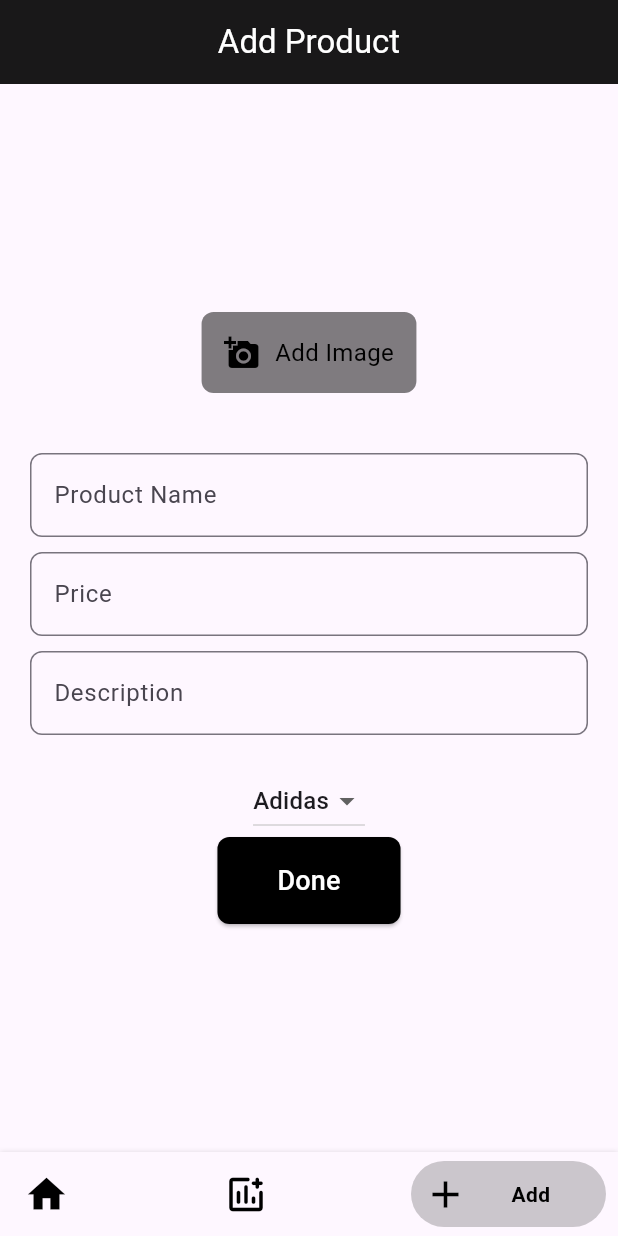
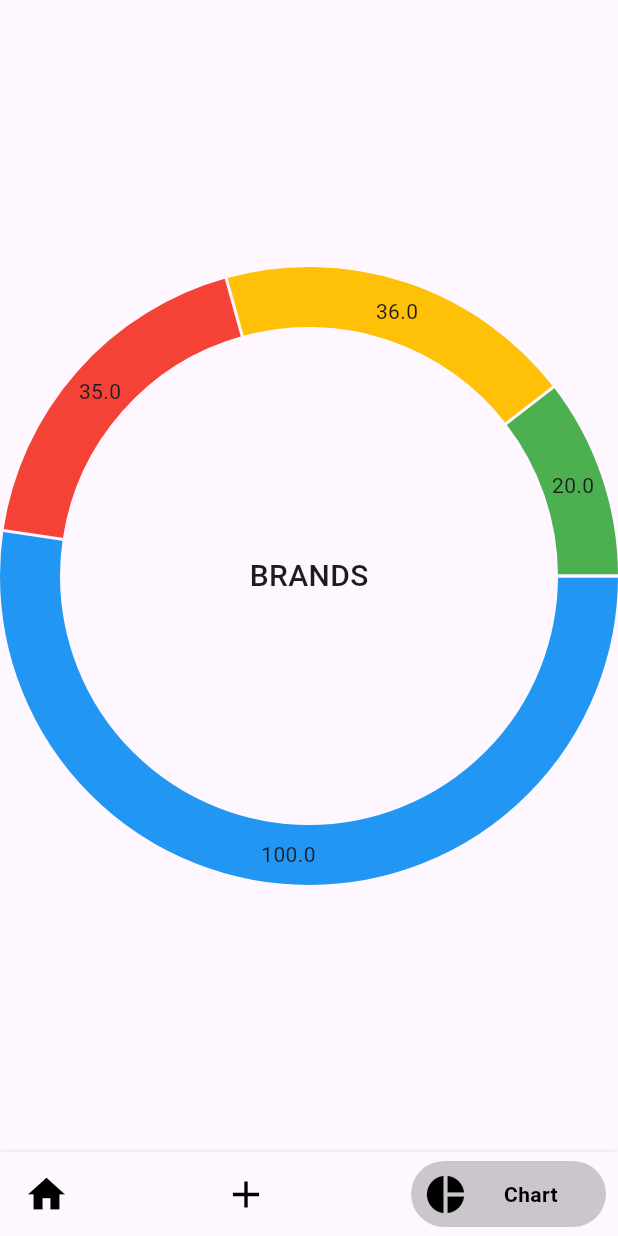
Before and after one commit to murshid-7/shoezo1, a Flutter app: the BottomNav screen opened directly, item 3 of the bottom bar chosen, on a phone screen of 412 x 824 dp. Run offline on Flutter 3.47's test engine with Material 3 defaults, Android fonts, the phone set to English and light mode, and no system bars; drawn by our look-alikes of bottom_navy_bar, fl_chart; our stand-ins replace carousel_slider, flutter_rating_bar, hive, hive_flutter, image_picker, shared_preferences; accounts and stored records are empty; network calls fail.

```diff
--- a/lib/functions/cart_functions.dart
+++ b/lib/functions/cart_functions.dart
@@ -6,9 +6,11 @@ ValueNotifier<List<CartModel>> cartListNotifier = ValueNotifier([]);
 Future<void> addShoesCart(CartModel value) async {
   final shoeDB = await Hive.openBox<CartModel>('cart');
   await shoeDB.add(value);
-  cartListNotifier.value.add(value);
+
+
   cartListNotifier.notifyListeners();
 }
+
 
 Future<void> getAllShoesCart() async {
   final shoeDB = await Hive.openBox<CartModel>('cart');
--- a/lib/main.dart
+++ b/lib/main.dart
@@ -7,6 +7,7 @@ import 'package:shoezo_app/screens/splash_screen.dart';
 // ignore: constant_identifier_names
 const save_key = 'userlogin';
 void main() async {
+  WidgetsFlutterBinding.ensureInitialized();
   await Hive.initFlutter();
   if (!Hive.isAdapterRegistered(ShoeModelAdapter().typeId)) {
     Hive.registerAdapter(ShoeModelAdapter());
--- a/lib/screens/add_product.dart
+++ b/lib/screens/add_product.dart
@@ -39,6 +39,8 @@ class _AddProductState extends State<AddProduct> {
   Widget build(BuildContext context) {
     return Scaffold(
       appBar: AppBar(
+        iconTheme: IconThemeData(color: Colors.white),
+        automaticallyImplyLeading: true,
         backgroundColor: Colors.black.withOpacity(0.9),
         foregroundColor: Colors.white,
         centerTitle: true,
--- a/lib/screens/brands/adidas.dart
+++ b/lib/screens/brands/adidas.dart
@@ -6,6 +6,7 @@ import 'package:flutter/material.dart';
 import 'package:shoezo_app/functions/product_functions.dart';
 import 'package:shoezo_app/models/shoe_model.dart';
 import 'package:shoezo_app/screens/details_screen.dart';
+import 'package:shoezo_app/widgets/bottom_nav.dart';
 
 class AdidasStore extends StatelessWidget {
   const AdidasStore({Key? key});
--- a/lib/screens/brands/puma.dart
+++ b/lib/screens/brands/puma.dart
@@ -4,6 +4,7 @@ import 'package:flutter/material.dart';
 import 'package:shoezo_app/functions/product_functions.dart';
 import 'package:shoezo_app/models/shoe_model.dart';
 import 'package:shoezo_app/screens/details_screen.dart';
+import 'package:shoezo_app/widgets/bottom_nav.dart';
 
 class PumaStore extends StatelessWidget {
   const PumaStore({Key? key});
@@ -13,6 +14,7 @@ class PumaStore extends StatelessWidget {
     getAllShoes();
     return Scaffold(
       appBar: AppBar(
+        centerTitle: true,
         automaticallyImplyLeading: true,
         backgroundColor: Colors.black.withOpacity(0.9),
         title: const Text(
--- a/lib/screens/home_page.dart
+++ b/lib/screens/home_page.dart
@@ -31,6 +31,8 @@ class _HomeScreenState extends State<HomeScreen> {
           child: Column(
         children: [
           DrawerBarTop(),
+
+
           SizedBox(height: 5),
           roundedCarousel(),
           SizedBox(height: 5),
@@ -39,6 +41,7 @@ class _HomeScreenState extends State<HomeScreen> {
             style: TextStyle(fontWeight: FontWeight.bold),
           ),
           BrandsLogo(),
+
           Expanded(
             child: ValueListenableBuilder(
               valueListenable: shoeListNotifier,
@@ -80,7 +83,7 @@ Widget buildShoeList(List<ShoeModel> shoe) {
               },
               child: Card(
                 margin: EdgeInsets.all(5),
-                color: Colors.white10,
+                color: Colors.white,
                 child: Column(
                   children: [
                     Card(
--- a/lib/screens/login_page.dart
+++ b/lib/screens/login_page.dart
@@ -4,6 +4,7 @@ import 'package:flutter/material.dart';
 import 'package:shared_preferences/shared_preferences.dart';
 import 'package:shoezo_app/main.dart';
 import 'package:shoezo_app/screens/home_page.dart';
+import 'package:shoezo_app/screens/splash_screen.dart';
 import 'package:shoezo_app/widgets/bottom_nav.dart';
 
 class LoginScreen extends StatefulWidget {
@@ -27,7 +28,7 @@ class _LoginScreenState extends State<LoginScreen> {
       await sharedpref.setBool(save_key, true);
 
       Navigator.of(ctx)
-          .pushReplacement(MaterialPageRoute(builder: (ctx) => BottomNav()));
+          .pushReplacement(MaterialPageRoute(builder: (ctx) => SplashScreen()));
     } else {
       ScaffoldMessenger.of(context).showSnackBar(const SnackBar(
         content: Text('Incorrect username or password'),
--- /dev/null
+++ b/lib/screens/pie_chart.dart
@@ -0,0 +1,27 @@
+import 'package:fl_chart/fl_chart.dart';
+import 'package:flutter/material.dart';
+
+class MyPieChart1 extends StatelessWidget {
+  const MyPieChart1({super.key});
+
+  @override
+  Widget build(BuildContext context) {
+    return SafeArea(
+      child: Stack(
+        alignment: Alignment.center,
+        children: [
+          Text(
+            'BRANDS',
+            style: TextStyle(fontSize: 20, fontWeight: FontWeight.w500),
+          ),
+          PieChart(PieChartData(sections: [
+            PieChartSectionData(value: 100, color: Colors.blue),
+            PieChartSectionData(value: 35, color: Colors.red),
+            PieChartSectionData(value: 36, color: Colors.amber),
+            PieChartSectionData(value: 20, color: Colors.green)
+          ]))
+        ],
+      ),
+    );
+  }
+}
--- a/lib/widgets/app_drawer.dart
+++ b/lib/widgets/app_drawer.dart
@@ -1,3 +1,5 @@
+// ignore_for_file: prefer_const_constructors
+
 import 'package:flutter/material.dart';
 import 'package:shared_preferences/shared_preferences.dart';
 import 'package:shoezo_app/screens/admin_page.dart';
--- a/lib/widgets/bottom_nav.dart
+++ b/lib/widgets/bottom_nav.dart
@@ -4,7 +4,7 @@ import 'package:bottom_navy_bar/bottom_navy_bar.dart';
 import 'package:flutter/material.dart';
 import 'package:shoezo_app/screens/add_product.dart';
 import 'package:shoezo_app/screens/home_page.dart';
-import 'package:shoezo_app/screens/product_chart_page.dart';
+import 'package:shoezo_app/screens/pie_chart.dart';
 
 
 class BottomNav extends StatefulWidget {
@@ -41,14 +41,14 @@ class _BottomNavState extends State<BottomNav> {
             textAlign: TextAlign.center,
           ),
           BottomNavyBarItem(
-            icon: Icon(Icons.add_chart_rounded,size: 30.0),
-            title: Text('Product Chart'),
+            icon: Icon(Icons.add,size: 30.0),
+            title: Text('Add Item'),
             activeColor: Colors.black,
             textAlign: TextAlign.center,
           ),
           BottomNavyBarItem(
-            icon: Icon(Icons.add,size: 30.0),
-            title: Text('Add Product'),
+            icon: Icon(Icons.pie_chart,size: 30.0),
+            title: Text('Chart'),
             activeColor: Colors.black,
             textAlign: TextAlign.center,
           ),
@@ -62,9 +62,9 @@ class _BottomNavState extends State<BottomNav> {
       case 0:
         return HomeScreen();
       case 1:
-        return ProductChart();
+        return AddProduct();
       case 2:
-        return AddProduct();
+        return MyPieChart1();
       case 3:
       default:
         return HomeScreen();
--- a/pubspec.yaml
+++ b/pubspec.yaml
@@ -41,6 +41,9 @@ dependencies:
   # The following adds the Cupertino Icons font to your application.
   # Use with the CupertinoIcons class for iOS style icons.
   cupertino_icons: ^1.0.6
+
+
+  fl_chart: ^0.68.0
 
 dev_dependencies:
   flutter_test:
```
Also changed, not shown: lib/screens/cart_page.dart (+18 -4 lines), lib/screens/edit_product_page.dart (+7 -3 lines), lib/screens/product_chart_page.dart (deleted, +0 -18 lines), lib/screens/splash_screen.dart (+2 -10 lines), pubspec.lock.
